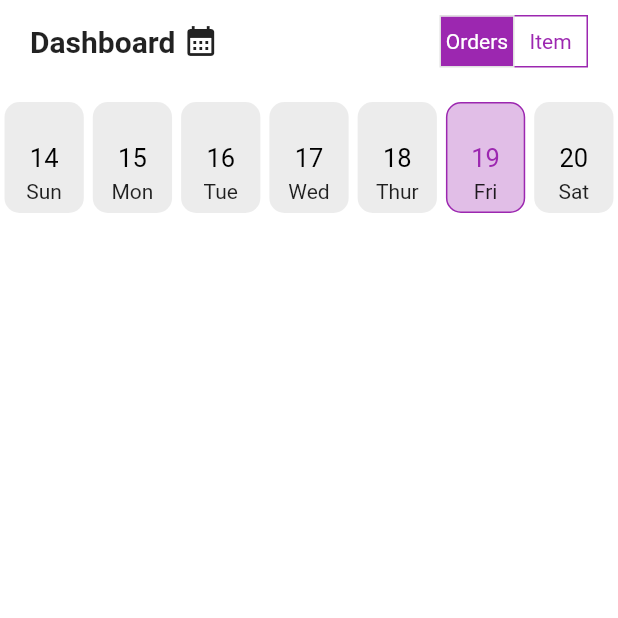
After one commit to akshaya-sivakumar/billing-mobile, a Flutter app: the Dashboard screen opened by its route, on a phone screen of 412 x 824 dp, the top half of it. The commit adds this screen. Run offline on Flutter 3.47's test engine with Material 2 defaults, Android fonts, the light colour scheme and no system bars; drawn by our look-alikes of table_calendar; our stand-ins replace bloc, cloud_firestore, dropdown_search, firebase_auth, firebase_core, firebase_messaging and 2 more; missing offline and left inert: firebase_notification_scheduler, workmanager; accounts and stored records are empty.

Commit message:
add dashboard

```diff
--- a/lib/route_generator.dart
+++ b/lib/route_generator.dart
@@ -4,6 +4,7 @@ import 'package:billing/screens/admin/admin_panel.dart';
 import 'package:billing/screens/admin/branches.dart';
 import 'package:billing/screens/admin/new_item_create.dart';
 import 'package:billing/screens/admin/users.dart';
+import 'package:billing/screens/dashboard.dart';
 import 'package:billing/screens/login.dart';
 import 'package:billing/screens/sign_up.dart';
 import 'package:flutter/material.dart';
@@ -22,6 +23,12 @@ Route<dynamic> generateRoute(RouteSettings settings) {
         builder: (_) => BlocProvider(
               create: (context) => SignupBloc(),
               child: Signup(),
+            ));
+  } else if (settings.name == Dashboard.routeName) {
+    return MaterialPageRoute(
+        builder: (_) => BlocProvider(
+              create: (context) => SignupBloc(),
+              child: Dashboard(),
             ));
   } else if (settings.name == NewItemCreatePage.routeName) {
     return MaterialPageRoute(builder: (_) => const NewItemCreatePage());
--- /dev/null
+++ b/lib/screens/dashboard.dart
@@ -0,0 +1,192 @@
+import 'dart:convert';
+
+import 'package:billing/widgets/toggle_widget.dart';
+import 'package:flutter/material.dart';
+import 'package:table_calendar/table_calendar.dart';
+
+class Dashboard extends StatefulWidget {
+  const Dashboard({Key? key}) : super(key: key);
+  static String routeName = '/Dashboard';
+
+  @override
+  State<Dashboard> createState() => _DashboardState();
+}
+
+List<bool> isSelected = [true, false];
+
+class _DashboardState extends State<Dashboard> {
+  Widget build(BuildContext context) {
+    return Scaffold(
+      body: SafeArea(
+        child: Column(
+          children: [
+            Padding(
+              padding: EdgeInsets.symmetric(vertical: 10, horizontal: 20),
+              child: Row(
+                mainAxisAlignment: MainAxisAlignment.spaceBetween,
+                children: [
+                  Row(
+                    children: [
+                      Text(
+                        "Dashboard ",
+                        style: TextStyle(
+                            fontSize: 20, fontWeight: FontWeight.bold),
+                      ),
+                      Icon(Icons.calendar_month)
+                    ],
+                  ),
+                  Container(
+                    height: 35,
+                    child: ToggleButtons(
+                      children: <Widget>[Text("Orders"), Text("Item")],
+                      selectedColor: Colors.white,
+                      color: Colors.purple,
+                      fillColor: Colors.purple,
+                      borderColor: Colors.purple,
+                      onPressed: (int index) {
+                        setState(() {
+                          for (int buttonIndex = 0;
+                              buttonIndex < isSelected.length;
+                              buttonIndex++) {
+                            if (buttonIndex == index) {
+                              isSelected[buttonIndex] = true;
+                            } else {
+                              isSelected[buttonIndex] = false;
+                            }
+                          }
+                        });
+                      },
+                      isSelected: isSelected,
+                    ),
+                  ),
+                ],
+              ),
+            ),
+            Container(
+                padding: const EdgeInsets.fromLTRB(0, 10, 0, 0),
+                child: TableCalendar(
+                    firstDay: DateTime.utc(1000, 3, 14),
+                    lastDay: DateTime.utc(2090, 3, 14),
+                    availableGestures: AvailableGestures.all,
+                    calendarBuilders: calendarBuilder(),
+                    focusedDay: DateTime.now(),
+                    // eventLoader: _getEventsForDay,
+                    calendarFormat: CalendarFormat.week,
+                    /*   selectedDayPredicate: (day) {
+                      return isSameDay(day, day);
+                    }, */
+                    onDaySelected: (selectedDay, focusedDay) {
+                      setState(() {
+                        /*     select = true;
+                            _selectedDay = selectedDay;
+                            _focusedDay = focusedDay; */
+                      });
+                    },
+                    onPageChanged: (focusedDay) {
+                      //_focusedDay = focusedDay;
+                    },
+                    daysOfWeekVisible: false,
+                    rowHeight: 80,
+
+                    /*  headerStyle: const HeaderStyle(
+                      formatButtonVisible: false,
+                      decoration: BoxDecoration(
+                          color: Colors.white,
+                          border: Border.fromBorderSide(BorderSide(
+                              width: 0.5, color: Color(0xFF000000)))),
+                      titleCentered: true,
+                      titleTextStyle: TextStyle(fontSize: 18.0),
+                    ), */
+                    headerVisible: false,
+                    calendarStyle: CalendarStyle(
+                      markersMaxCount: 50,
+                      outsideDaysVisible: true,
+                      cellPadding: const EdgeInsets.all(10.0),
+                      weekendDecoration: BoxDecoration(
+                          borderRadius: BorderRadius.circular(10),
+                          color: Colors.grey[300]!.withOpacity(0.6)),
+                      holidayDecoration: BoxDecoration(
+                          borderRadius: BorderRadius.circular(10),
+                          color: Colors.grey[300]!.withOpacity(0.6)),
+                      defaultDecoration: BoxDecoration(
+                          borderRadius: BorderRadius.circular(10),
+                          color: Colors.grey[300]!.withOpacity(0.6)),
+                      cellMargin: const EdgeInsets.all(3.0),
+                      /*  rowDecoration: BoxDecoration(
+                        color: Colors.white,
+                      ), */
+                      defaultTextStyle: const TextStyle(
+                          fontSize: 17, color: Color(0Xff000000)),
+                      weekendTextStyle: const TextStyle(
+                          fontSize: 17, color: Color(0Xff000000)),
+                      holidayTextStyle: const TextStyle(
+                          fontSize: 17, color: Color(0Xff000000)),
+                      todayTextStyle:
+                          const TextStyle(fontSize: 17, color: Colors.purple),
+                      todayDecoration: BoxDecoration(
+                          color: Colors.purple.withOpacity(0.3),
+                          borderRadius: BorderRadius.circular(10),
+                          border: Border.all(width: 1, color: Colors.purple)),
+                      /*    selectedDecoration: const BoxDecoration(
+                        color: Color(0Xff46b04a),
+                      ), */
+                    ))),
+          ],
+        ),
+      ),
+    );
+  }
+
+  CalendarBuilders calendarBuilder() {
+    return CalendarBuilders(
+      markerBuilder: (
+        context,
+        date,
+        events,
+      ) {
+        //  if (events.isNotEmpty) {
+        return Container(
+          child: _buildEventsMarkerNum(date),
+        );
+        // }
+        // return null;
+      },
+    );
+  }
+
+  Widget _buildEventsMarkerNum(DateTime day) {
+    return buildCalendarDay(text: '${0}', day: day);
+  }
+
+  Widget buildCalendarDay({
+    required String text,
+    required DateTime day,
+  }) {
+    return Column(
+      crossAxisAlignment: CrossAxisAlignment.center,
+      mainAxisAlignment: MainAxisAlignment.end,
+      children: [
+        Container(
+          alignment: Alignment.center,
+          // margin: const EdgeInsets.fromLTRB(5, 5, 0, 0),
+          width: 29,
+          height: 29,
+          child: Padding(
+            padding: const EdgeInsets.only(bottom: 6),
+            child: Text(
+              dateFormatter(day),
+              style: TextStyle(fontSize: 14),
+            ),
+          ),
+        ),
+      ],
+    );
+  }
+
+  String dateFormatter(DateTime date) {
+    dynamic dayData =
+        '{ "1" : "Mon", "2" : "Tue", "3" : "Wed", "4" : "Thur", "5" : "Fri", "6" : "Sat", "7" : "Sun" }';
+
+    return json.decode(dayData)['${date.weekday}'];
+  }
+}
--- a/lib/screens/login.dart
+++ b/lib/screens/login.dart
@@ -5,6 +5,7 @@ import 'package:billing/bloc/login_bloc/login_bloc.dart';
 import 'package:billing/models/login_request.dart';
 import 'package:billing/models/workMangerInputDataModel.dart';
 import 'package:billing/screens/admin/admin_panel.dart';
+import 'package:billing/screens/dashboard.dart';
 import 'package:billing/screens/sign_up.dart';
 import 'package:billing/widgets/loader_widget.dart';
 import 'package:cloud_firestore/cloud_firestore.dart';
@@ -42,7 +43,7 @@ class _LoginScreenState extends State<LoginScreen> {
           LoaderWidget().showLoader(context, stopLoader: true);
           showToast(message: state.loginResponse.message);
           Navigator.pushNamedAndRemoveUntil(
-              context, AdminPanel.routeName, (route) => false);
+              context, Dashboard.routeName, (route) => false);
         } else if (state is LoginError) {
           LoaderWidget().showLoader(context, stopLoader: true);
           showToast(message: state.error, isError: true);
@@ -148,9 +149,9 @@ class _LoginScreenState extends State<LoginScreen> {
             padding: const EdgeInsets.only(top: 10),
             child: InkWell(
                 onTap: () {
-                  Navigator.pushNamed(context, Signup.routeName);
+                  Navigator.pushNamed(context, Dashboard.routeName);
                 },
-                child: Text("If you dont have an account?Click here")),
+                child: Text("If you dont have an account? Click here")),
           )
         ],
       ),
--- a/pubspec.yaml
+++ b/pubspec.yaml
@@ -46,6 +46,7 @@ dependencies:
   workmanager: ^0.5.0
   shared_preferences: ^2.0.15
   flutter_bloc: ^8.1.1
+  table_calendar: ^3.0.6
 
 dev_dependencies:
   flutter_test:
```
Also changed, not shown: lib/screens/sign_up.dart (+6 -2 lines), lib/widgets/toggle_widget.dart (added, +101 -0 lines), pubspec.lock.
